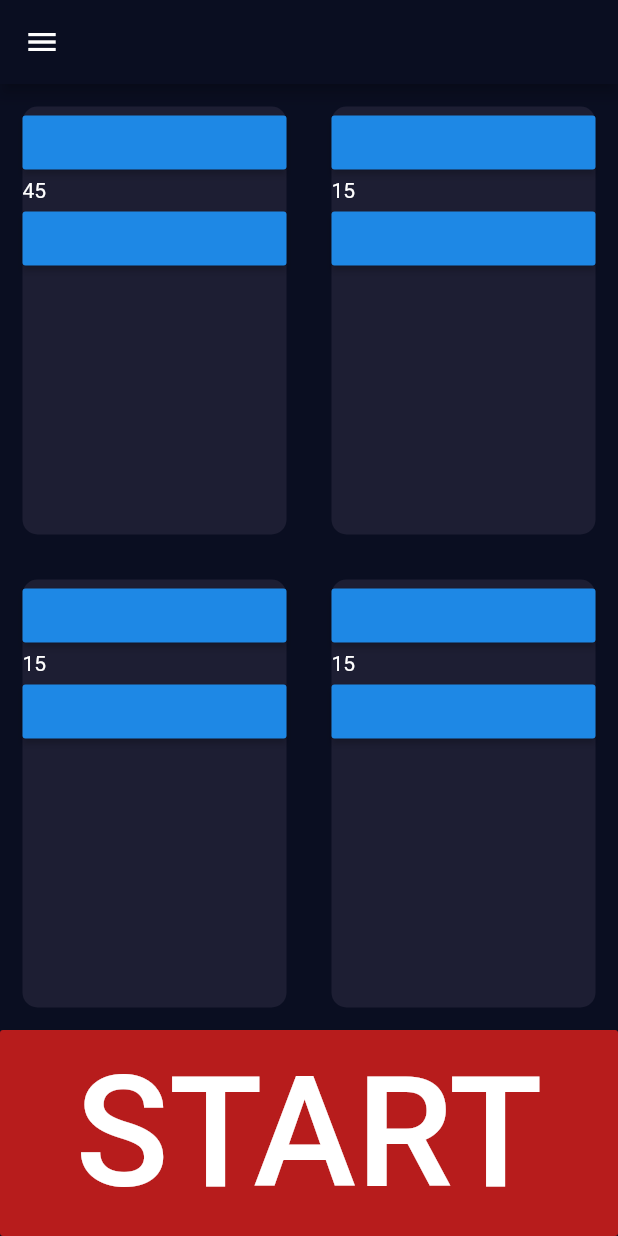
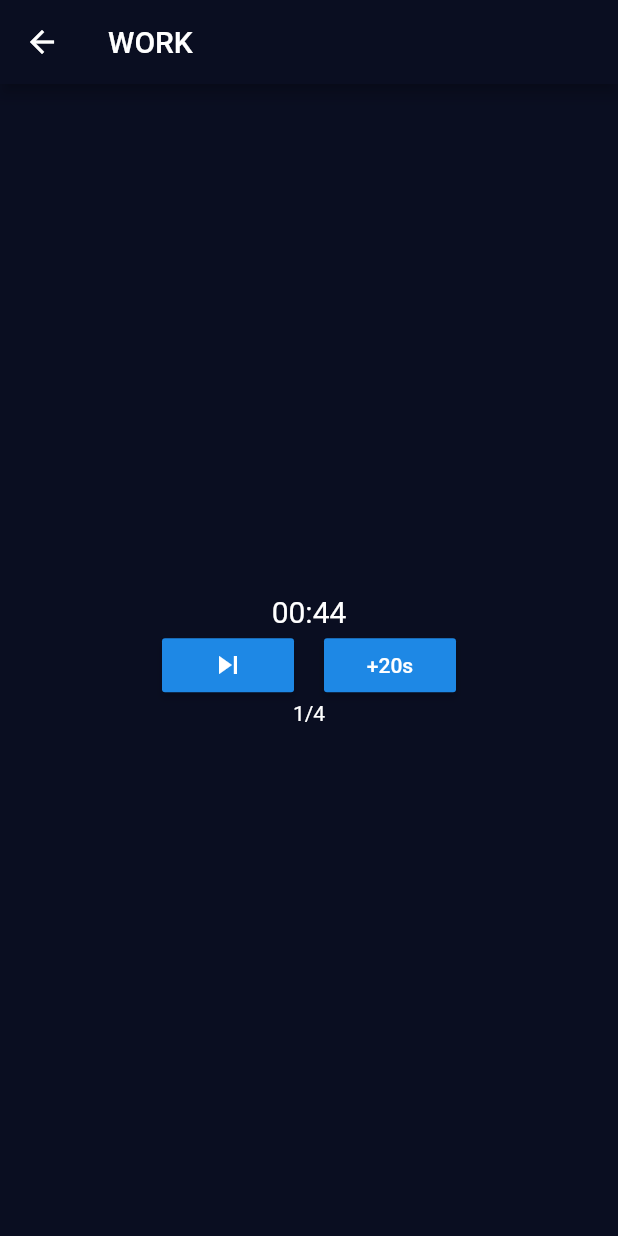
Before and after one commit to jala1494/LoopLoop, a Flutter app: the screen it shows after launch, after a tap on "START", on a phone screen of 412 x 824 dp. Run offline on Flutter 3.47's test engine with Material 2 defaults, Android fonts, the phone set to English and light mode, and no system bars.

Commit message:
function is working , it is not pretty

```diff
--- a/lib/Home/component/body.dart
+++ b/lib/Home/component/body.dart
@@ -1,6 +1,6 @@
 import 'package:flutter/material.dart';
+import 'package:looploop/Run/run_screen.dart';
 import 'package:looploop/constant.dart';
-import 'start_button.dart';
 import 'package:looploop/time.dart';
 
 class Body extends StatefulWidget {
@@ -9,24 +9,24 @@ class Body extends StatefulWidget {
 }
 
 class _BodyState extends State<Body> {
+  Time init = new Time(45, 15, 4);
+  Time run = new Time(45, 15, 4);
   @override
-  Time init = new Time(45, 15, 4);
-
   Widget build(BuildContext context) {
-    Size size = MediaQuery.of(context).size;
     return Column(
       children: <Widget>[
         Expanded(
-          child: Row(children: <Widget>[
+          child: Row(
+              mainAxisAlignment: MainAxisAlignment.center,
+              children: <Widget>[
                 Expanded(
                     child: Card(
                   cardChild: Column(
-                crossAxisAlignment: CrossAxisAlignment.stretch,
                     children: <Widget>[
+                      Text('works'),
                       RaisedButton(onPressed: () {
                         setState(() {
                           init.works++;
-                      init.reset();
                         });
                       }),
                       Text(init.works.toString()),
@@ -42,8 +42,8 @@ class _BodyState extends State<Body> {
                 Expanded(
                     child: Card(
                   cardChild: Column(
-                crossAxisAlignment: CrossAxisAlignment.stretch,
                     children: <Widget>[
+                      Text('rests'),
                       RaisedButton(onPressed: () {
                         setState(() {
                           init.rests++;
@@ -68,17 +68,19 @@ class _BodyState extends State<Body> {
                 child: Card(
               color: kPrimaryColor,
               cardChild: Column(
-                crossAxisAlignment: CrossAxisAlignment.stretch,
+                crossAxisAlignment: CrossAxisAlignment.center,
+                mainAxisAlignment: MainAxisAlignment.center,
                 children: <Widget>[
+                  Text('times'),
                   RaisedButton(onPressed: () {
                     setState(() {
-                      init.rests++;
+                      init.times++;
                     });
                   }),
-                  Text(init.rests.toString()),
+                  Text(init.times.toString()),
                   RaisedButton(onPressed: () {
                     setState(() {
-                      init.rests--;
+                      init.times--;
                     });
                   }),
                 ],
@@ -88,25 +90,44 @@ class _BodyState extends State<Body> {
               child: Card(
                 color: kPrimaryColor,
                 cardChild: Column(
-                crossAxisAlignment: CrossAxisAlignment.stretch,
-                children: <Widget>[
-                  RaisedButton(onPressed: () {
-                    setState(() {
-                      init.rests++;
-                    });
-                  }),
-                  Text(init.rests.toString()),
-                  RaisedButton(onPressed: () {
-                    setState(() {
-                      init.rests--;
-                    });
-                  }),
+                  children: [
+                    RaisedButton(
+                      onPressed: () {},
+                    ),
                   ],
                 ),
-            )),
+              ),
+            )
           ],
         )),
-        StartButton()
+        Stack(
+          children: <Widget>[
+            Align(
+              alignment: Alignment.bottomCenter,
+              child: SizedBox(
+                width: double.infinity,
+                height: MediaQuery.of(context).size.height / 6,
+                child: RaisedButton(
+                  onPressed: () {
+                    setState(() {
+                      run.copy(init);
+                    });
+                    Navigator.of(context).push(MaterialPageRoute(
+                        builder: (context) => Run(init, run)));
+                  },
+                  color: Colors.red[900],
+                  child: Text(
+                    'START',
+                    style: TextStyle(
+                      color: Colors.white,
+                      fontSize: MediaQuery.of(context).size.height / 8,
+                    ),
+                  ),
+                ),
+              ),
+            )
+          ],
+        )
       ],
     );
   }
--- a/lib/Home/component/start_button.dart
+++ /dev/null
@@ -1,38 +0,0 @@
-import 'package:flutter/material.dart';
-
-class StartButton extends StatefulWidget {
-  const StartButton({
-    key,
-  }) : super(key: key);
-
-  @override
-  _StartButtonState createState() => _StartButtonState();
-}
-
-class _StartButtonState extends State<StartButton> {
-  @override
-  Widget build(BuildContext context) {
-    return Stack(
-      children: <Widget>[
-        Align(
-          alignment: Alignment.bottomCenter,
-          child: SizedBox(
-            width: double.infinity,
-            height: MediaQuery.of(context).size.height / 6,
-            child: RaisedButton(
-              onPressed: () {},
-              color: Colors.red[900],
-              child: Text(
-                'START',
-                style: TextStyle(
-                  color: Colors.white,
-                  fontSize: MediaQuery.of(context).size.height / 8,
-                ),
-              ),
-            ),
-          ),
-        )
-      ],
-    );
-  }
-}
--- /dev/null
+++ b/lib/Run/run_screen.dart
@@ -0,0 +1,165 @@
+import 'package:flutter/material.dart';
+import 'package:looploop/Home/home_screen.dart';
+import 'package:looploop/constant.dart';
+
+import 'dart:async';
+import '../time.dart';
+
+class Run extends StatefulWidget {
+  final Time init;
+  Time run;
+  Run(this.init, this.run);
+
+  @override
+  _RunState createState() => _RunState();
+}
+
+class _RunState extends State<Run> {
+  Color screenColor;
+  Timer _timer;
+  Widget toStr(int a) {
+    int k = a ~/ 60;
+    int s = a % 60;
+    String min = k.floor().toString().padLeft(2, '0');
+    String sec = s.floor().toString().padLeft(2, '0');
+    return Text(
+      min + ':' + sec,
+      style: TextStyle(fontSize: 20),
+    );
+  }
+
+  @override
+  void initState() {
+    _startTimer();
+    super.initState();
+  }
+
+  bool start = true;
+  bool _isrest = false;
+  bool _isrunning = true;
+  Future _startTimer() async {
+    widget.run.works = widget.init.works;
+    _timer = Timer.periodic(Duration(seconds: 1), (timer) {
+      setState(() {
+        if (start) {
+          if (widget.run.times > 0) {
+            if (widget.run.works > 0) {
+              if (_isrest == true) {
+                _isrest = false;
+              }
+              widget.run.works--;
+            }
+            if (widget.run.works == 0) {
+              if (widget.run.rests == 0) {
+                widget.run.times--;
+                _isrest = false;
+                widget.run.works = widget.init.works;
+                widget.run.rests = widget.init.rests;
+              } else {
+                if (_isrest == false) {
+                  _isrest = true;
+                }
+                widget.run.rests--;
+              }
+            }
+          }
+          if (widget.run.times == 1) {
+            if (widget.run.works == 0) {
+              {
+                start = false;
+                _isrunning = false;
+                _timer.cancel();
+              }
+            }
+          }
+        }
+      });
+    });
+  }
+
+  @override
+  Widget build(BuildContext context) {
+    return Scaffold(
+        backgroundColor: screenColor,
+        appBar: AppBar(
+          title: (_isrest)
+              ? Text(
+                  'REST',
+                )
+              : Text('WORK'),
+          backgroundColor: screenColor,
+        ),
+        body: Center(
+          child: Column(
+            mainAxisAlignment: MainAxisAlignment.center,
+            children: <Widget>[
+              (_isrest) ? toStr(widget.run.rests) : toStr(widget.run.works),
+              Row(
+                mainAxisAlignment: MainAxisAlignment.center,
+                children: [
+                  RaisedButton(
+                      child: Icon(Icons.skip_next),
+                      onPressed: () {
+                        setState(() {
+                          if (_isrest) {
+                            widget.run.rests = 0;
+                          } else {
+                            widget.run.works = 0;
+                          }
+                        });
+                      }),
+                  SizedBox(
+                    width: 20,
+                  ),
+                  RaisedButton(
+                      child: Text('+20s'),
+                      onPressed: () {
+                        showDialog(
+                          context: context,
+                          builder: (BuildContext context) =>
+                              _buildPopupDialog(context),
+                        );
+                        setState(() {
+                          if (_isrest) {
+                            widget.run.rests += 20;
+                          } else {
+                            widget.run.works += 20;
+                          }
+                        });
+                      }),
+                ],
+              ),
+              Container(
+                child: Text(
+                    (widget.init.times - widget.run.times + 1).toString() +
+                        '/' +
+                        widget.init.times.toString()),
+              )
+            ],
+          ),
+        ));
+  }
+}
+
+Widget _buildPopupDialog(BuildContext context) {
+  return new AlertDialog(
+    title: const Text('Popup example'),
+    content: new Column(
+      mainAxisSize: MainAxisSize.min,
+      crossAxisAlignment: CrossAxisAlignment.start,
+      children: <Widget>[
+        Text("Hello"),
+      ],
+    ),
+    actions: <Widget>[
+      new FlatButton(
+        onPressed: () {
+          Navigator.of(context)
+              .push(MaterialPageRoute(builder: (context) => HomePage()));
+        },
+        textColor: Theme.of(context).primaryColor,
+        child: const Text('Close'),
+      ),
+    ],
+  );
+}
--- a/lib/main.dart
+++ b/lib/main.dart
@@ -15,10 +15,3 @@ class TimerApp extends StatelessWidget {
     );
   }
 }
-
-class Time {
-  int work;
-  int rest;
-  int times;
-  Time(this.work, this.rest, this.times);
-}
--- a/lib/time.dart
+++ b/lib/time.dart
@@ -1,3 +1,5 @@
+
+
 class Time {
   int works;
   int rests;
@@ -7,7 +9,7 @@ class Time {
     time.floor().toString().padLeft(2, '0');
   }
 
-  void init(Time x) {
+  void copy(Time x) {
     this.works = x.works;
     this.rests = x.rests;
     this.times = x.times;
--- a/pubspec.yaml
+++ b/pubspec.yaml
@@ -30,7 +30,9 @@ dependencies:
   # Use with the CupertinoIcons class for iOS style icons.
   flutter_hooks: ^0.14.0
   hooks_riverpod: ^0.11.1
+
   cupertino_icons: ^1.0.2
+  circular_countdown_timer: ^0.0.9
 
 dev_dependencies:
   flutter_test:
```
Also changed, not shown: lib/Home/component/copy.dart (deleted), lib/Run/component/body.dart (added), pubspec.lock, 1 other file. Lines whose indentation alone changed are shown as unchanged.
